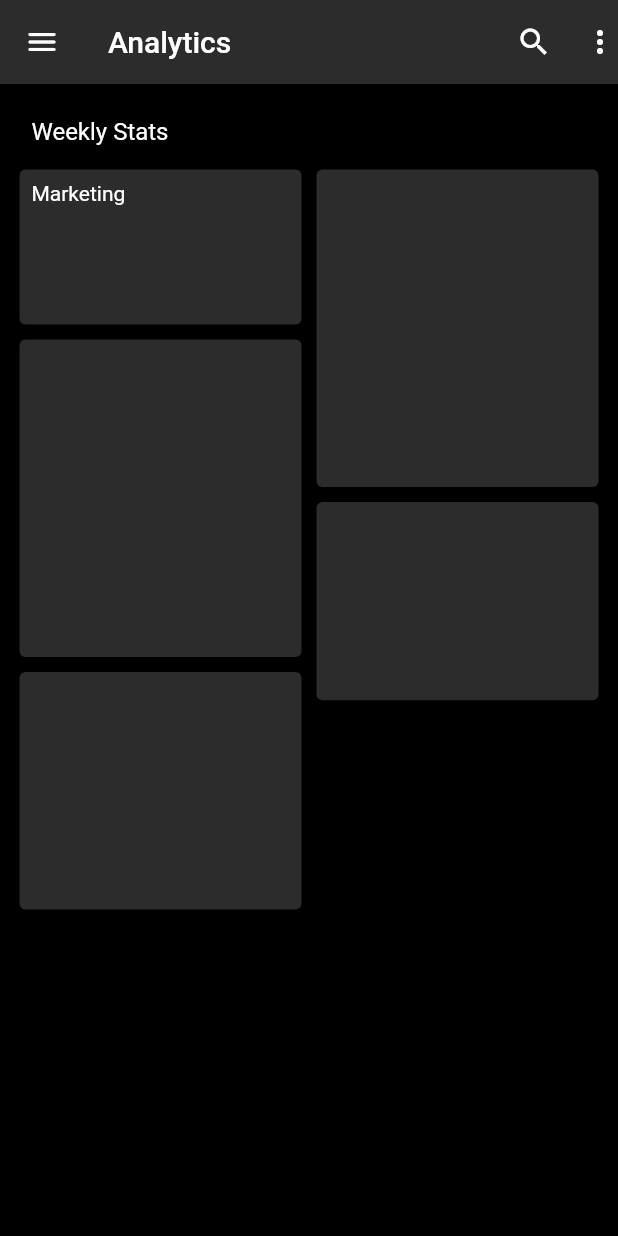
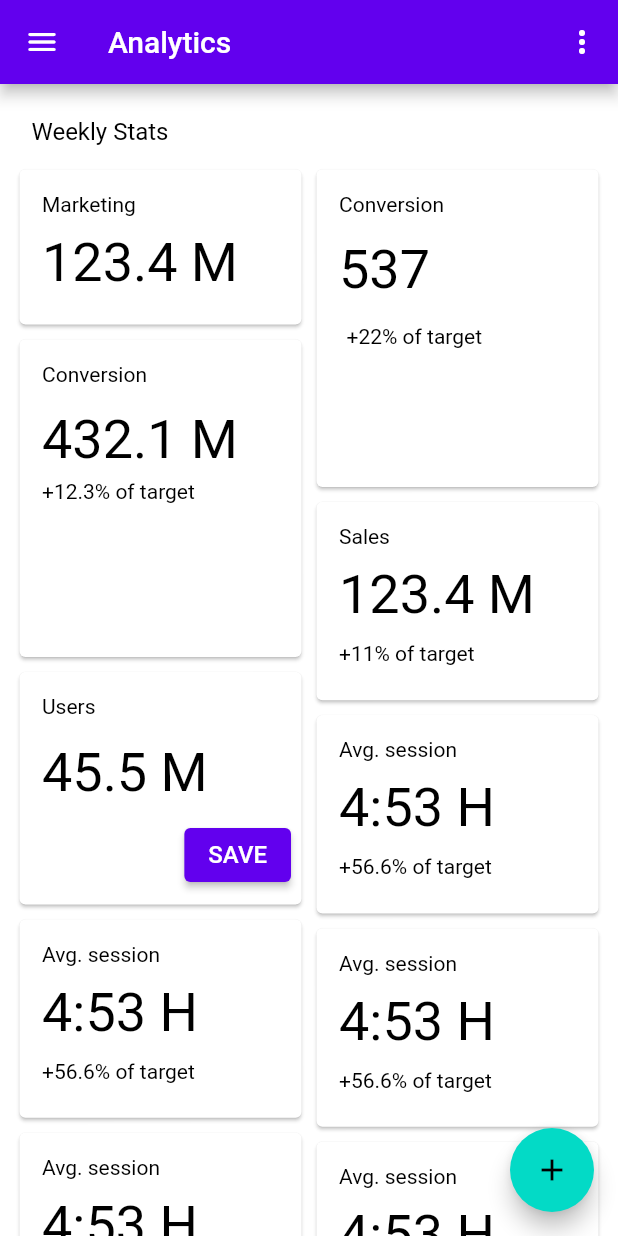
Before and after one commit to ssbdade/analytic, a Flutter app: the screen it shows after launch, on a phone screen of 412 x 824 dp. Run offline on Flutter 3.47's test engine with Material 2 defaults, Android fonts, the phone set to English and light mode, and no system bars; our stand-ins replace get; Roboto replaces fonts that are missing (Rubik).

Commit message:
color picker

```diff
--- a/lib/constants/app_colors.dart
+++ b/lib/constants/app_colors.dart
@@ -4,12 +4,9 @@ const Color shrinePink50 = Color(0xFFFEEAE6);
 const Color shrinePink100 = Color(0xFFFEDBD0);
 const Color shrinePink300 = Color(0xFFFBB8AC);
 const Color shrinePink400 = Color(0xFFEAA4A4);
-
 const Color shrineBrown900 = Color(0xFF442B2D);
 const Color shrineBrown600 = Color(0xFF7D4F52);
-
 const Color shrineErrorRed = Color(0xFFC5032B);
-
 const Color shrineSurfaceWhite = Color(0xFFFFFBFA);
 const Color shrineBackgroundWhite = Colors.white;
 
@@ -23,3 +20,9 @@ const Color darkBlue700 = Color(0xFF3700B3);
 const Color darkError = Color(0xFFCF6679);
 const Color darkBlack12 = Color(0xFF121212);
 Color darkBlack1dp = Color.alphaBlend(Colors.black, darkBlack12);
+
+const Color lightBlue500 = Color(0xFF6200EE);
+const Color lightBlue700 = Color(0xFF3700B3);
+const Color lightTeal200 = Color(0xFF03DAC6);
+const Color lightTeal900 = Color(0xFF018786);
+const Color lightError = Color(0xFFB00020);
--- a/lib/constants/app_theme.dart
+++ b/lib/constants/app_theme.dart
@@ -2,13 +2,6 @@ import 'package:boilerplate/constants/app_colors.dart';
 import 'package:flutter/material.dart';
 
 class CustomTheme {
-  static final CustomTheme _theme = CustomTheme._internal();
-
-  factory CustomTheme() {
-    return _theme;
-  }
-
-  CustomTheme._internal();
 
   static const ColorScheme darkScheme = ColorScheme(
       brightness: Brightness.dark,
@@ -70,4 +63,65 @@ class CustomTheme {
     return original.copyWith(color: Colors.white);
   }
 
+  static const ColorScheme lightScheme = ColorScheme(
+      brightness: Brightness.light,
+      primary: lightBlue500,
+      onPrimary: Colors.white,
+      secondary: lightTeal200,
+      onSecondary: Colors.black,
+      error: lightError,
+      onError: Colors.white,
+      background: Colors.white,
+      onBackground: Colors.black,
+      surface: Colors.black,
+      onSurface: Colors.white,
+  );
+  ThemeData buildLightTheme() {
+    final ThemeData base = ThemeData.light();
+    return base.copyWith(
+      colorScheme: lightScheme,
+      toggleableActiveColor: lightBlue500,
+      primaryColor: lightBlue500,
+      primaryColorLight: lightBlue500,
+      scaffoldBackgroundColor: Colors.white,
+      cardColor: Colors.white,
+      errorColor: lightError,
+      buttonTheme: const ButtonThemeData(
+        colorScheme: lightScheme,
+        textTheme: ButtonTextTheme.normal,
+      ),
+      primaryIconTheme: _customLightIconTheme(base.iconTheme),
+      textTheme: _buildLightTextTheme(base.textTheme),
+      primaryTextTheme: _buildLightTextTheme(base.primaryTextTheme),
+      iconTheme: _customLightIconTheme(base.iconTheme),
+    );
+  }
+
+  TextTheme _buildLightTextTheme(TextTheme base) {
+    return base
+        .copyWith(
+      caption: base.caption?.copyWith(
+        fontWeight: FontWeight.w400,
+        fontSize: 14,
+        letterSpacing: defaultLetterSpacing,
+      ),
+      button: base.button?.copyWith(
+        fontWeight: FontWeight.w500,
+        fontSize: 14,
+        letterSpacing: defaultLetterSpacing,
+      ),
+    )
+        .apply(
+      fontFamily: 'Rubik',
+      displayColor: Colors.black,
+      bodyColor: Colors.black,
+    );
+  }
+
+  IconThemeData _customLightIconTheme(IconThemeData original) {
+    return original.copyWith(color: Colors.black);
+  }
+
+
+
 }
--- a/lib/main.dart
+++ b/lib/main.dart
@@ -1,19 +1,23 @@
 import 'package:boilerplate/constants/app_theme.dart';
 import 'package:boilerplate/ui/home/home_page.dart';
 import 'package:flutter/material.dart';
+import 'package:get/get.dart';
 
-void main() {
-  runApp(const MyApp());
+void main() async {
+  runApp(MyApp());
 }
+bool isDarkMode = true;
 
 class MyApp extends StatelessWidget {
-  const MyApp({Key? key}) : super(key: key);
+  MyApp({Key? key}) : super(key: key);
 
   @override
   Widget build(BuildContext context) {
-    return MaterialApp(
+    return GetMaterialApp(
       title: 'Flutter Demo',
-      theme: CustomTheme().buildDarkTheme(),
+      themeMode: Get.isDarkMode ? ThemeMode.dark : ThemeMode.light,
+      theme: CustomTheme().buildLightTheme(),
+      darkTheme: CustomTheme().buildDarkTheme(),
       home: const MyHomePage(title: 'Flutter Demo Home Page'),
     );
   }
--- a/lib/ui/home/home_page.dart
+++ b/lib/ui/home/home_page.dart
@@ -1,6 +1,7 @@
-import 'package:boilerplate/constants/dimension.dart';
+import 'package:boilerplate/ui/color_picker/color_picker_page.dart';
+import 'package:boilerplate/widgets/gridview.dart';
 import 'package:flutter/material.dart';
-import 'package:flutter_staggered_grid_view/flutter_staggered_grid_view.dart';
+import 'package:get/get.dart';
 
 class MyHomePage extends StatefulWidget {
   const MyHomePage({Key? key, required String title}) : super(key: key);
@@ -10,6 +11,7 @@ class MyHomePage extends StatefulWidget {
 }
 
 class _MyHomePageState extends State<MyHomePage> {
+
   @override
   Widget build(BuildContext context) {
     return Scaffold(
@@ -17,74 +19,38 @@ class _MyHomePageState extends State<MyHomePage> {
         leading: const Icon(Icons.menu_rounded),
         title: const Text('Analytics'),
         actions: [
-          const Icon(Icons.search),
-          Padding(
-            padding: EdgeInsets.symmetric(horizontal: width(context, 12)),
-          ),
-          const Icon(Icons.more_vert),
-        ],
-      ),
-      body: SingleChildScrollView(
-        padding: EdgeInsets.symmetric(horizontal: width(context, 10)),
-        child: Column(
-          crossAxisAlignment: CrossAxisAlignment.start,
-          children: [
-            const SizedBox(
-              height: 10,
-            ),
-            const Padding(
-              padding: EdgeInsets.all(12.0),
-              child: Text('Weekly Stats',
-                style: TextStyle(
-                  fontSize: 16,
+          PopupMenuButton(
+            icon: const Icon(Icons.more_vert),
+            itemBuilder: (BuildContext context) => <PopupMenuEntry>[
+              PopupMenuItem(
+                child: ListTile(
+                  leading: const Icon(Icons.dark_mode),
+                  title: const Text('Dark Mode'),
+                  onTap: () {
+                    Get.changeThemeMode(ThemeMode.dark);
+                  },
                 ),
               ),
+              PopupMenuItem(
+                child: ListTile(
+                  leading: const Icon(Icons.light_mode),
+                  title: const Text('Light Mode'),
+                  onTap: () {
+                    Get.changeThemeMode(ThemeMode.light);
+                  },
                 ),
-            StaggeredGrid.count(
-              crossAxisCount: 2,
-              mainAxisSpacing: 2,
-              crossAxisSpacing: 2,
-              children: [
-                StaggeredGridTile.count(
-                  crossAxisCellCount: 1,
-                  mainAxisCellCount: 134/234,
-                  child: Card(
-                    child: Column(
-                      crossAxisAlignment: CrossAxisAlignment.start,
-                      children: const [
-                        Padding(
-                          padding: EdgeInsets.all(8.0),
-                          child: Text('Marketing'),
-                        )
-                      ],
-                    ),
-                  ),
-                ),
-                const StaggeredGridTile.count(
-                  crossAxisCellCount: 1,
-                  mainAxisCellCount: 262/234,
-                  child: Card(),
-                ),
-                const StaggeredGridTile.count(
-                  crossAxisCellCount: 1,
-                  mainAxisCellCount: 262/234,
-                  child: Card(),
-                ),
-                const StaggeredGridTile.count(
-                  crossAxisCellCount: 1,
-                  mainAxisCellCount: 168/234,
-                  child: Card(),
-                ),
-                const StaggeredGridTile.count(
-                  crossAxisCellCount: 1,
-                  mainAxisCellCount: 0.85,
-                  child: const Card(),
               ),
             ],
           ),
         ],
       ),
-      )
+      body: const AppGridView(),
+      floatingActionButton: FloatingActionButton(
+        child: const Icon(Icons.add),
+        onPressed: () {
+          Get.to(ColorPickerPage());
+        },
+      ),
     );
   }
 }
--- /dev/null
+++ b/lib/widgets/gridview.dart
@@ -0,0 +1,315 @@
+import 'package:boilerplate/constants/dimension.dart';
+import 'package:flutter/material.dart';
+import 'package:flutter_staggered_grid_view/flutter_staggered_grid_view.dart';
+
+class AppGridView extends StatefulWidget {
+  const AppGridView({Key? key}) : super(key: key);
+
+  @override
+  State<AppGridView> createState() => _AppGridViewState();
+}
+
+class _AppGridViewState extends State<AppGridView> {
+  @override
+  Widget build(BuildContext context) {
+    return SingleChildScrollView(
+      padding: EdgeInsets.symmetric(horizontal: width(context, 10)),
+      child: Column(
+        crossAxisAlignment: CrossAxisAlignment.start,
+        children: [
+          const SizedBox(
+            height: 10,
+          ),
+          const Padding(
+            padding: EdgeInsets.all(12.0),
+            child: Text('Weekly Stats',
+              style: TextStyle(
+                fontSize: 16,
+              ),
+            ),
+          ),
+          StaggeredGrid.count(
+            crossAxisCount: 2,
+            mainAxisSpacing: 2,
+            crossAxisSpacing: 2,
+            children: [
+              StaggeredGridTile.count(
+                crossAxisCellCount: 1,
+                mainAxisCellCount: 134/234,
+                child: Card(
+                  clipBehavior: Clip.antiAlias,
+                  child: Padding(
+                    padding: const EdgeInsets.symmetric(vertical: 15, horizontal: 15),
+                    child: Column(
+                      crossAxisAlignment: CrossAxisAlignment.start,
+                      children: const [
+                        Text('Marketing',
+                          style: TextStyle(
+                            fontSize: 14,
+                          ),),
+                        SizedBox(
+                          height: 10,
+                        ),
+                        Text('123.4 M', style: TextStyle(fontSize: 36),),
+                      ],
+                    ),
+                  ),
+                ),
+              ),
+              StaggeredGridTile.count(
+                crossAxisCellCount: 1,
+                mainAxisCellCount: 262/234,
+                child: Card(
+                  clipBehavior: Clip.antiAlias,
+                  child: Column(
+                    crossAxisAlignment: CrossAxisAlignment.start,
+                    children: const [
+                      Padding(
+                          padding: EdgeInsets.symmetric(horizontal: 15, vertical: 15),
+                          child: Text('Conversion',
+                            style: TextStyle(
+                              fontSize: 14,
+                            ),)),
+                      Padding(padding: EdgeInsets.symmetric(horizontal: 15,),
+                        child: Text('537', style: TextStyle(fontSize: 36),),
+                      ),
+                      Padding(
+                          padding: EdgeInsets.symmetric(horizontal: 20, vertical: 15),
+                          child: Text('+22% of target',
+                            style: TextStyle(
+                              fontSize: 14,
+                            ),)),
+                    ],
+                  ),
+                ),
+              ),
+              StaggeredGridTile.count(
+                crossAxisCellCount: 1,
+                mainAxisCellCount: 262/234,
+                child: Card(
+                  clipBehavior: Clip.antiAlias,
+                  child: Column(
+                    crossAxisAlignment: CrossAxisAlignment.start,
+                    children: const [
+                      Padding(
+                          padding: EdgeInsets.symmetric(horizontal: 15, vertical: 15),
+                          child: Text('Conversion',
+                            style: TextStyle(
+                              fontSize: 14,
+                            ),)),
+                      Padding(padding: EdgeInsets.symmetric(horizontal: 15,),
+                        child: Text('432.1 M', style: TextStyle(fontSize: 36),),
+                      ),
+                      Padding(
+                          padding: EdgeInsets.symmetric(horizontal: 15, vertical: 5),
+                          child: Text('+12.3% of target',
+                            style: TextStyle(
+                              fontSize: 14,
+                            ),)),
+                    ],
+                  ),),
+              ),
+              StaggeredGridTile.count(
+                crossAxisCellCount: 1,
+                mainAxisCellCount: 168/234,
+                child: Card(
+                  clipBehavior: Clip.antiAlias,
+                  child: Padding(
+                    padding: const EdgeInsets.symmetric(vertical: 15, horizontal: 15),
+                    child: Column(
+                      crossAxisAlignment: CrossAxisAlignment.start,
+                      children: const [
+                        Text('Sales',
+                          style: TextStyle(
+                            fontSize: 14,
+                          ),),
+                        SizedBox(
+                          height: 10,
+                        ),
+                        Text('123.4 M', style: TextStyle(fontSize: 36),),
+                        SizedBox(
+                          height: 10,
+                        ),
+                        Text('+11% of target')
+                      ],
+                    ),
+                  ),
+                ),
+              ),
+              StaggeredGridTile.count(
+                crossAxisCellCount: 1,
+                mainAxisCellCount: 195/234,
+                child: Card(
+                  clipBehavior: Clip.antiAlias,
+                  child: Column(
+                    children: [
+                      Column(
+                        crossAxisAlignment: CrossAxisAlignment.start,
+                        children: [
+                          const Padding(
+                            padding: EdgeInsets.symmetric(vertical: 15, horizontal: 15),
+                            child: Text('Users',
+                              style: TextStyle(
+                                fontSize: 14,
+                              ),),
+                          ),
+                          const Padding(
+                              padding: EdgeInsets.symmetric(horizontal: 15),
+                              child: Text('45.5 M', style: TextStyle(fontSize: 36),)),
+                          const SizedBox(height: 10,),
+                          Padding(
+                            padding: const EdgeInsets.symmetric(horizontal: 7.0),
+                            child: Align(
+                              alignment: Alignment.topRight,
+                              child: ElevatedButton(
+                                  onPressed: () {}, child: const Text('SAVE', style: TextStyle(fontSize: 16),)),
+                            ),
+                          )
+                        ],
+                      ),
+                    ],
+                  ),
+                ),
+              ),
+              StaggeredGridTile.count(
+                crossAxisCellCount: 1,
+                mainAxisCellCount: 168/234,
+                child: Card(
+                  clipBehavior: Clip.antiAlias,
+                  child: Padding(
+                    padding: const EdgeInsets.symmetric(vertical: 15, horizontal: 15),
+                    child: Column(
+                      crossAxisAlignment: CrossAxisAlignment.start,
+                      children: const [
+                        Text('Avg. session',
+                          style: TextStyle(
+                            fontSize: 14,
+                          ),),
+                        SizedBox(
+                          height: 10,
+                        ),
+                        Text('4:53 H', style: TextStyle(fontSize: 36),),
+                        SizedBox(
+                          height: 10,
+                        ),
+                        Text('+56.6% of target')
+                      ],
+                    ),
+                  ),
+                ),
+              ),
+              StaggeredGridTile.count(
+                crossAxisCellCount: 1,
+                mainAxisCellCount: 168/234,
+                child: Card(
+                  clipBehavior: Clip.antiAlias,
+                  child: Padding(
+                    padding: const EdgeInsets.symmetric(vertical: 15, horizontal: 15),
+                    child: Column(
+                      crossAxisAlignment: CrossAxisAlignment.start,
+                      children: const [
+                        Text('Avg. session',
+                          style: TextStyle(
+                            fontSize: 14,
+                          ),),
+                        SizedBox(
+                          height: 10,
+                        ),
+                        Text('4:53 H', style: TextStyle(fontSize: 36),),
+                        SizedBox(
+                          height: 10,
+                        ),
+                        Text('+56.6% of target')
+                      ],
+                    ),
+                  ),
+                ),
+              ),
+              StaggeredGridTile.count(
+                crossAxisCellCount: 1,
+                mainAxisCellCount: 168/234,
+                child: Card(
+                  clipBehavior: Clip.antiAlias,
+                  child: Padding(
+                    padding: const EdgeInsets.symmetric(vertical: 15, horizontal: 15),
+                    child: Column(
+                      crossAxisAlignment: CrossAxisAlignment.start,
+                      children: const [
+                        Text('Avg. session',
+                          style: TextStyle(
+                            fontSize: 14,
+                          ),),
+                        SizedBox(
+                          height: 10,
+                        ),
+                        Text('4:53 H', style: TextStyle(fontSize: 36),),
+                        SizedBox(
+                          height: 10,
+                        ),
+                        Text('+56.6% of target')
+                      ],
+                    ),
+                  ),
+                ),
+              ),
+              StaggeredGridTile.count(
+                crossAxisCellCount: 1,
+                mainAxisCellCount: 168/234,
+                child: Card(
+                  clipBehavior: Clip.antiAlias,
+                  child: Padding(
+                    padding: const EdgeInsets.symmetric(vertical: 15, horizontal: 15),
+                    child: Column(
+                      crossAxisAlignment: CrossAxisAlignment.start,
+                      children: const [
+                        Text('Avg. session',
+                          style: TextStyle(
+                            fontSize: 14,
+                          ),),
+                        SizedBox(
+                          height: 10,
+                        ),
+                        Text('4:53 H', style: TextStyle(fontSize: 36),),
+                        SizedBox(
+                          height: 10,
+                        ),
+                        Text('+56.6% of target')
+                      ],
+                    ),
+                  ),
+                ),
+              ),
+              StaggeredGridTile.count(
+                crossAxisCellCount: 1,
+                mainAxisCellCount: 168/234,
+                child: Card(
+                  clipBehavior: Clip.antiAlias,
+                  child: Padding(
+                    padding: const EdgeInsets.symmetric(vertical: 15, horizontal: 15),
+                    child: Column(
+                      crossAxisAlignment: CrossAxisAlignment.start,
+                      children: const [
+                        Text('Avg. session',
+                          style: TextStyle(
+                            fontSize: 14,
+                          ),),
+                        SizedBox(
+                          height: 10,
+                        ),
+                        Text('4:53 H', style: TextStyle(fontSize: 36),),
+                        SizedBox(
+                          height: 10,
+                        ),
+                        Text('+56.6% of target')
+                      ],
+                    ),
+                  ),
+                ),
+              ),
+            ],
+          ),
+        ],
+      ),
+    );
+  }
+}
--- a/pubspec.yaml
+++ b/pubspec.yaml
@@ -35,6 +35,9 @@ dependencies:
   # Use with the CupertinoIcons class for iOS style icons.
   cupertino_icons: ^1.0.2
   flutter_staggered_grid_view: ^0.6.1
+  get: ^4.6.5
+  get_storage: ^2.0.3
+
 
 dev_dependencies:
   flutter_test:
```
Also changed, not shown: lib/ui/color_picker/color_picker_page.dart (added, +70 -0 lines), lib/widgets/color_picker.dart (added, +76 -0 lines), pubspec.lock, 1 other file. Lines whose indentation alone changed are shown as unchanged.
